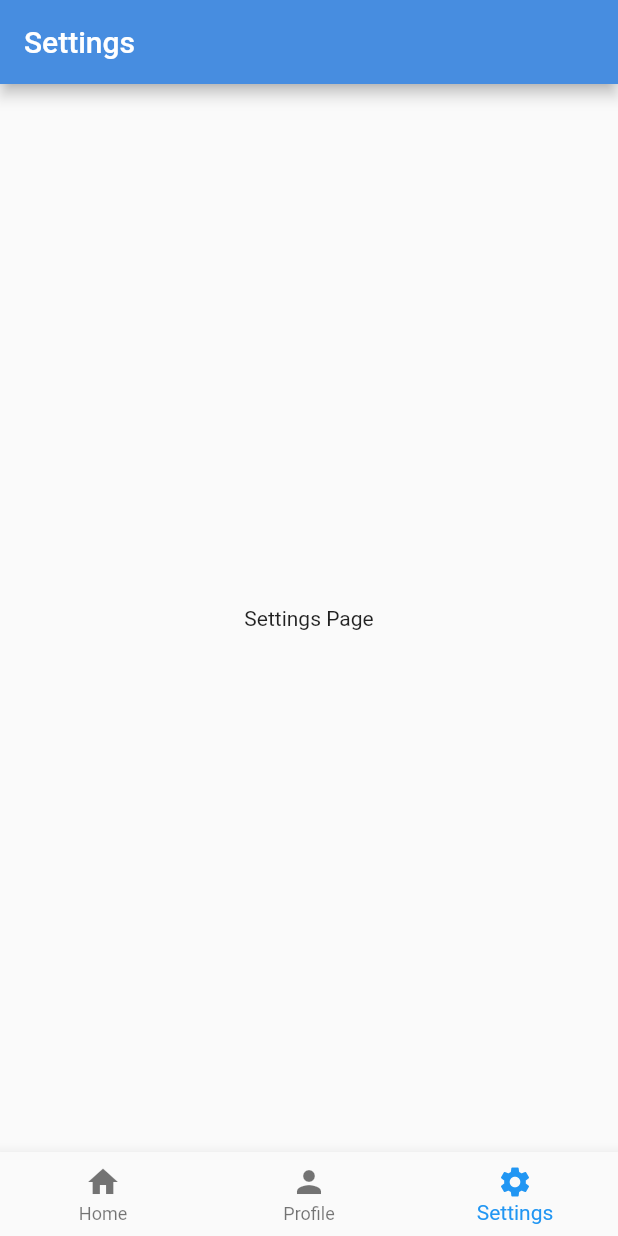
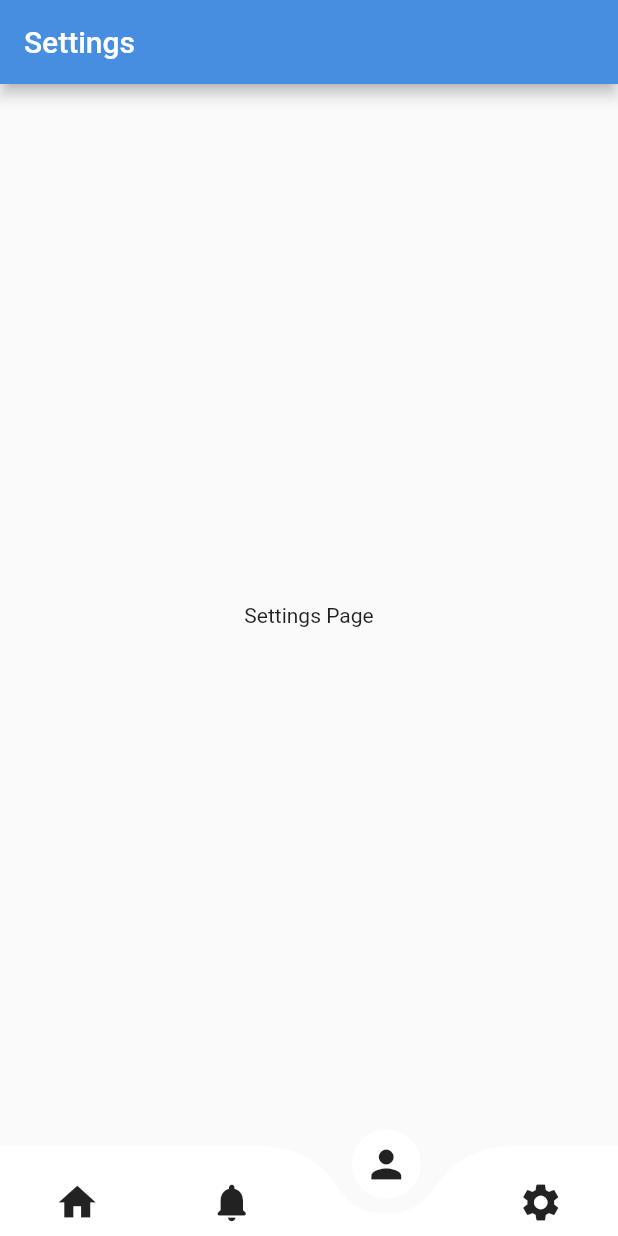
Before and after one commit to diogosequeira94/bell-security-mvp, a Flutter app: the BottomNavBarWidget screen opened directly, item 3 of the bottom bar chosen, on a phone screen of 412 x 824 dp. Run offline on Flutter 3.47's test engine with Material 2 defaults, Android fonts, the phone set to English and light mode, and no system bars; drawn by our look-alikes of curved_navigation_bar; our stand-ins replace awesome_dialog, bloc, equatable, flutter_bloc, google_fonts.

Commit message:
added new bottom nav bar

```diff
--- a/lib/bottom_navigation_bar/widgets/bottom_nav_bar_widget.dart
+++ b/lib/bottom_navigation_bar/widgets/bottom_nav_bar_widget.dart
@@ -2,6 +2,7 @@ import 'package:bell_security_app/bottom_navigation_bar/bloc/bottom_navigation_b
 import 'package:bell_security_app/home/presentation/home_page.dart';
 import 'package:bell_security_app/profile/profile_page.dart';
 import 'package:bell_security_app/settings/settings_page.dart';
+import 'package:curved_navigation_bar/curved_navigation_bar.dart';
 import 'package:flutter/material.dart';
 import 'package:flutter_bloc/flutter_bloc.dart';
 
@@ -11,9 +12,14 @@ class BottomNavBarWidget extends StatefulWidget {
 }
 
 class _BottomNavBarWidgetState extends State<BottomNavBarWidget> {
-  int _currentIndex = 0;
   @override
   Widget build(BuildContext context) {
+    final _items = <Widget>[
+      Icon(Icons.home, size: 30),
+      Icon(Icons.notifications_rounded, size: 30),
+      Icon(Icons.person, size: 30),
+      Icon(Icons.settings, size: 30),
+    ];
     return Scaffold(
       body: BlocBuilder<BottomNavigationBarBloc, BottomNavigationBarState>(
         builder: (context, state) {
@@ -35,25 +41,10 @@ class _BottomNavBarWidgetState extends State<BottomNavBarWidget> {
       bottomNavigationBar:
           BlocBuilder<BottomNavigationBarBloc, BottomNavigationBarState>(
               builder: (context, state) {
-        return BottomNavigationBar(
-          type: BottomNavigationBarType.fixed,
-          currentIndex: _currentIndex,
-          items: [
-            BottomNavigationBarItem(
-              icon: Icon(Icons.home),
-              label: 'Home',
-            ),
-            BottomNavigationBarItem(
-              icon: Icon(Icons.person),
-              backgroundColor: Theme.of(context).accentColor,
-              label: 'Profile',
-            ),
-            BottomNavigationBarItem(
-              icon: Icon(Icons.settings),
-              backgroundColor: Theme.of(context).accentColor,
-              label: 'Settings',
-            ),
-          ],
+        return CurvedNavigationBar(
+          backgroundColor: Colors.transparent,
+          height: 60,
+          items: _items,
           onTap: (index) {
             if (index == 0) {
               context
@@ -70,9 +61,6 @@ class _BottomNavBarWidgetState extends State<BottomNavBarWidget> {
                   .read<BottomNavigationBarBloc>()
                   .add(BottomNavigationSettingsPagePressed());
             }
-            setState(() {
-              _currentIndex = index;
-            });
           },
         );
       }),
--- a/lib/login/presentation/pages/splash_screen.dart
+++ b/lib/login/presentation/pages/splash_screen.dart
@@ -61,7 +61,7 @@ class SplashScreenState extends State<SplashScreen> {
                   Text(
                     'Bell',
                     style: GoogleFonts.lato(
-                        textStyle: Theme.of(context).textTheme.display1,
+                        textStyle: Theme.of(context).textTheme.bodyText1,
                         fontSize: 40,
                         fontWeight: FontWeight.w600,
                         fontStyle: FontStyle.italic,
--- a/pubspec.yaml
+++ b/pubspec.yaml
@@ -10,6 +10,7 @@ dependencies:
     sdk: flutter
   awesome_dialog: ^2.1.0
   cupertino_icons: ^1.0.2
+  curved_navigation_bar: ^1.0.1
   equatable: ^2.0.3
   flutter_bloc: ^7.3.2
   google_fonts: ^2.1.0
```
